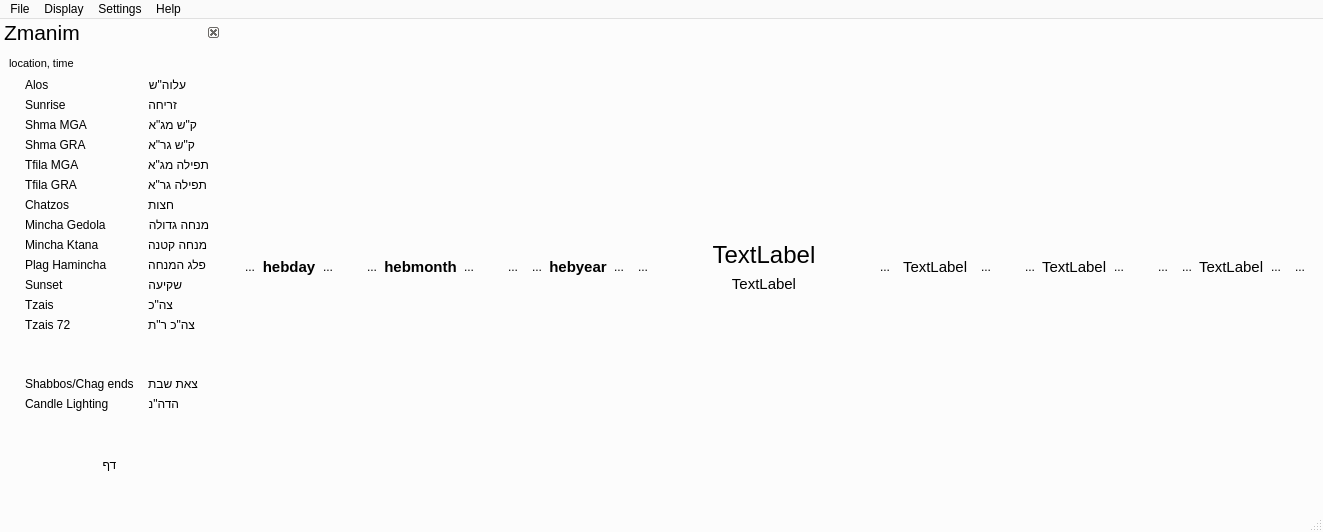
The window that mainwindow.ui (MosheWagner/luach) describes before a commit, drawn with Qt 5.
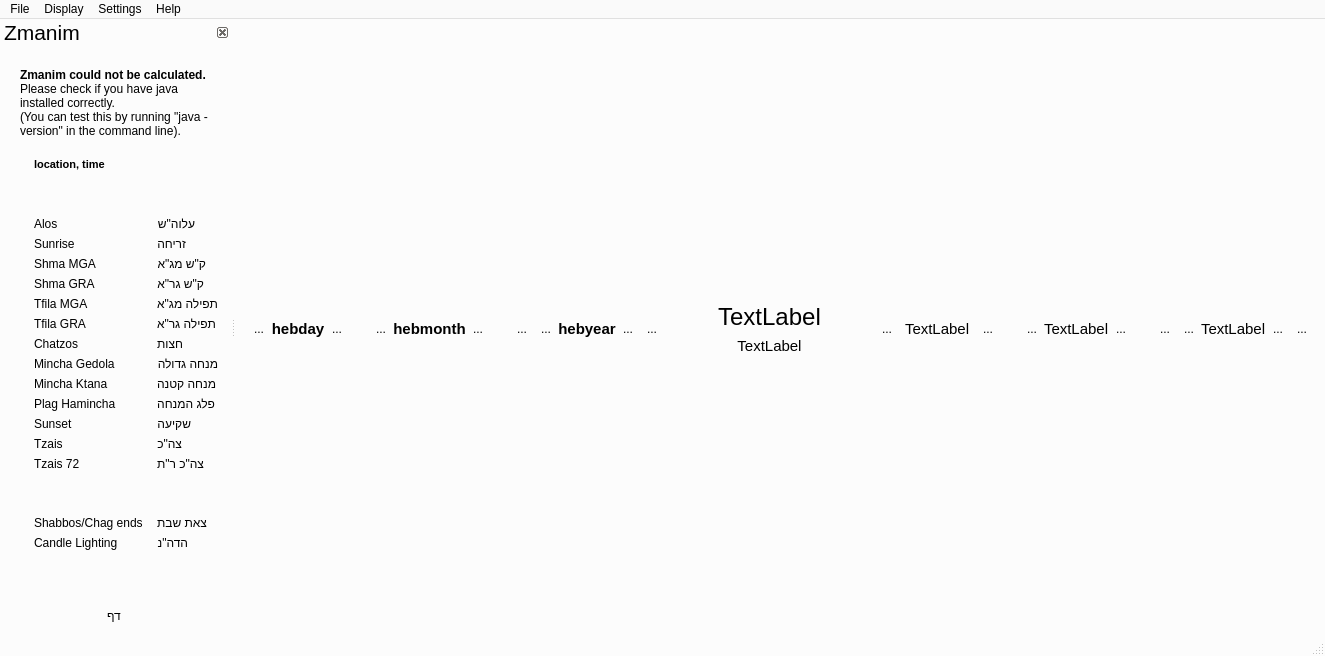
The same window after the commit. Icons and pictures are not drawn.

```diff
--- a/mainwindow.ui
+++ b/mainwindow.ui
@@ -6,8 +6,8 @@
    <rect>
     <x>0</x>
     <y>0</y>
-    <width>1323</width>
-    <height>532</height>
+    <width>1325</width>
+    <height>656</height>
    </rect>
   </property>
   <property name="palette">
@@ -1003,7 +1003,7 @@
     <rect>
      <x>0</x>
      <y>0</y>
-     <width>1323</width>
+     <width>1325</width>
      <height>28</height>
     </rect>
    </property>
@@ -2755,24 +2755,58 @@
       <number>9</number>
      </property>
      <item>
-      <widget class="QLabel" name="dayandlocationlbl">
+      <widget class="QFrame" name="errframe">
+       <property name="frameShape">
+        <enum>QFrame::NoFrame</enum>
+       </property>
+       <property name="frameShadow">
+        <enum>QFrame::Plain</enum>
+       </property>
+       <layout class="QHBoxLayout" name="horizontalLayout_7">
+        <item>
+         <widget class="QLabel" name="error_lbl">
        <property name="font">
         <font>
-         <pointsize>8</pointsize>
+            <pointsize>10</pointsize>
+            <weight>50</weight>
+            <bold>false</bold>
         </font>
        </property>
        <property name="text">
-        <string>location, time</string>
-       </property>
-       <property name="scaledContents">
-        <bool>true</bool>
+           <string>&lt;!DOCTYPE HTML PUBLIC &quot;-//W3C//DTD HTML 4.0//EN&quot; &quot;http://www.w3.org/TR/REC-html40/strict.dtd&quot;&gt;
+&lt;html&gt;&lt;head&gt;&lt;meta name=&quot;qrichtext&quot; content=&quot;1&quot; /&gt;&lt;style type=&quot;text/css&quot;&gt;
+p, li { white-space: pre-wrap; }
+&lt;/style&gt;&lt;/head&gt;&lt;body style=&quot; font-family:'Arial'; font-size:10pt; font-weight:400; font-style:normal;&quot;&gt;
+&lt;p style=&quot; margin-top:0px; margin-bottom:0px; margin-left:0px; margin-right:0px; -qt-block-indent:0; text-indent:0px;&quot;&gt;&lt;span style=&quot; font-size:9pt; font-weight:600;&quot;&gt;Zmanim could not be calculated.&lt;/span&gt;&lt;/p&gt;
+&lt;p style=&quot; margin-top:0px; margin-bottom:0px; margin-left:0px; margin-right:0px; -qt-block-indent:0; text-indent:0px;&quot;&gt;&lt;span style=&quot; font-size:9pt;&quot;&gt;Please check if you have java installed correctly.&lt;/span&gt;&lt;/p&gt;
+&lt;p style=&quot; margin-top:0px; margin-bottom:0px; margin-left:0px; margin-right:0px; -qt-block-indent:0; text-indent:0px;&quot;&gt;&lt;span style=&quot; font-size:9pt;&quot;&gt;(You can test this by running &amp;quot;java -version&amp;quot; in the command line).&lt;/span&gt;&lt;/p&gt;&lt;/body&gt;&lt;/html&gt;</string>
+          </property>
+          <property name="alignment">
+           <set>Qt::AlignLeading|Qt::AlignLeft|Qt::AlignVCenter</set>
        </property>
        <property name="wordWrap">
         <bool>true</bool>
        </property>
       </widget>
      </item>
+       </layout>
+      </widget>
+     </item>
      <item>
+      <spacer name="verticalSpacer_6">
+       <property name="orientation">
+        <enum>Qt::Vertical</enum>
+       </property>
+       <property name="sizeHint" stdset="0">
+        <size>
+         <width>20</width>
+         <height>10</height>
+        </size>
+       </property>
+      </spacer>
+     </item>
+     <item>
+      <widget class="QFrame" name="grpbox">
       <layout class="QFormLayout" name="formLayout_3">
        <property name="fieldGrowthPolicy">
         <enum>QFormLayout::FieldsStayAtSizeHint</enum>
@@ -2793,12 +2827,12 @@
         <number>2</number>
        </property>
        <property name="topMargin">
-        <number>0</number>
+         <number>1</number>
        </property>
        <property name="rightMargin">
         <number>15</number>
        </property>
-       <item row="0" column="0">
+        <item row="2" column="0">
         <widget class="QLabel" name="label_2">
          <property name="sizePolicy">
           <sizepolicy hsizetype="Maximum" vsizetype="Maximum">
@@ -2827,7 +2861,7 @@
          </property>
         </widget>
        </item>
-       <item row="0" column="1">
+        <item row="2" column="1">
         <widget class="QLabel" name="aloslabel">
          <property name="sizePolicy">
           <sizepolicy hsizetype="Maximum" vsizetype="Maximum">
@@ -2856,7 +2890,7 @@
          </property>
         </widget>
        </item>
-       <item row="1" column="0">
+        <item row="3" column="0">
         <widget class="QLabel" name="label">
          <property name="sizePolicy">
           <sizepolicy hsizetype="Maximum" vsizetype="Maximum">
@@ -2885,7 +2919,7 @@
          </property>
         </widget>
        </item>
-       <item row="1" column="1">
+        <item row="3" column="1">
         <widget class="QLabel" name="sunriselabel">
          <property name="sizePolicy">
           <sizepolicy hsizetype="Maximum" vsizetype="Maximum">
@@ -2917,7 +2951,7 @@
          </property>
         </widget>
        </item>
-       <item row="2" column="0">
+        <item row="4" column="0">
         <widget class="QLabel" name="label_3">
          <property name="sizePolicy">
           <sizepolicy hsizetype="Maximum" vsizetype="Maximum">
@@ -2946,7 +2980,7 @@
          </property>
         </widget>
        </item>
-       <item row="2" column="1">
+        <item row="4" column="1">
         <widget class="QLabel" name="shmamgalbl">
          <property name="sizePolicy">
           <sizepolicy hsizetype="Maximum" vsizetype="Maximum">
@@ -2975,7 +3009,7 @@
          </property>
         </widget>
        </item>
-       <item row="3" column="0">
+        <item row="5" column="0">
         <widget class="QLabel" name="label_5">
          <property name="sizePolicy">
           <sizepolicy hsizetype="Maximum" vsizetype="Maximum">
@@ -3004,7 +3038,7 @@
          </property>
         </widget>
        </item>
-       <item row="3" column="1">
+        <item row="5" column="1">
         <widget class="QLabel" name="shmagralbl">
          <property name="sizePolicy">
           <sizepolicy hsizetype="Maximum" vsizetype="Maximum">
@@ -3033,7 +3067,7 @@
          </property>
         </widget>
        </item>
-       <item row="4" column="0">
+        <item row="6" column="0">
         <widget class="QLabel" name="label_6">
          <property name="sizePolicy">
           <sizepolicy hsizetype="Maximum" vsizetype="Maximum">
@@ -3062,7 +3096,7 @@
          </property>
         </widget>
        </item>
-       <item row="4" column="1">
+        <item row="6" column="1">
         <widget class="QLabel" name="tfilamgalbl">
          <property name="sizePolicy">
           <sizepolicy hsizetype="Maximum" vsizetype="Maximum">
@@ -3091,7 +3125,7 @@
          </property>
         </widget>
        </item>
-       <item row="5" column="0">
+        <item row="7" column="0">
         <widget class="QLabel" name="label_7">
          <property name="sizePolicy">
           <sizepolicy hsizetype="Maximum" vsizetype="Maximum">
@@ -3120,7 +3154,7 @@
          </property>
         </widget>
        </item>
-       <item row="5" column="1">
+        <item row="7" column="1">
         <widget class="QLabel" name="tfilagralbl">
          <property name="sizePolicy">
           <sizepolicy hsizetype="Maximum" vsizetype="Maximum">
@@ -3149,7 +3183,7 @@
          </property>
         </widget>
        </item>
-       <item row="6" column="0">
+        <item row="8" column="0">
         <widget class="QLabel" name="label_8">
          <property name="sizePolicy">
           <sizepolicy hsizetype="Maximum" vsizetype="Maximum">
@@ -3178,7 +3212,7 @@
          </property>
         </widget>
        </item>
-       <item row="6" column="1">
+        <item row="8" column="1">
         <widget class="QLabel" name="hatzotlbl">
          <property name="sizePolicy">
           <sizepolicy hsizetype="Maximum" vsizetype="Maximum">
@@ -3207,7 +3241,7 @@
          </property>
         </widget>
        </item>
-       <item row="7" column="0">
+        <item row="9" column="0">
         <widget class="QLabel" name="label_9">
          <property name="sizePolicy">
           <sizepolicy hsizetype="Maximum" vsizetype="Maximum">
@@ -3236,7 +3270,7 @@
          </property>
         </widget>
        </item>
-       <item row="7" column="1">
+        <item row="9" column="1">
         <widget class="QLabel" name="minchagdolalbl">
          <property name="sizePolicy">
           <sizepolicy hsizetype="Maximum" vsizetype="Maximum">
@@ -3265,7 +3299,7 @@
          </property>
         </widget>
        </item>
-       <item row="8" column="0">
+        <item row="10" column="0">
         <widget class="QLabel" name="label_10">
          <property name="sizePolicy">
           <sizepolicy hsizetype="Maximum" vsizetype="Maximum">
@@ -3294,7 +3328,7 @@
          </property>
         </widget>
        </item>
-       <item row="8" column="1">
+        <item row="10" column="1">
         <widget class="QLabel" name="minchaktanalbl">
          <property name="sizePolicy">
           <sizepolicy hsizetype="Maximum" vsizetype="Maximum">
@@ -3323,7 +3357,7 @@
          </property>
         </widget>
        </item>
-       <item row="9" column="0">
+        <item row="11" column="0">
         <widget class="QLabel" name="label_11">
          <property name="sizePolicy">
           <sizepolicy hsizetype="Maximum" vsizetype="Maximum">
@@ -3352,7 +3386,7 @@
          </property>
         </widget>
        </item>
-       <item row="9" column="1">
+        <item row="11" column="1">
         <widget class="QLabel" name="plaglbl">
          <property name="sizePolicy">
           <sizepolicy hsizetype="Maximum" vsizetype="Maximum">
@@ -3381,7 +3415,7 @@
          </property>
         </widget>
        </item>
-       <item row="10" column="0">
+        <item row="12" column="0">
         <widget class="QLabel" name="label_12">
          <property name="sizePolicy">
           <sizepolicy hsizetype="Maximum" vsizetype="Maximum">
@@ -3410,7 +3444,7 @@
          </property>
         </widget>
        </item>
-       <item row="10" column="1">
+        <item row="12" column="1">
         <widget class="QLabel" name="skialbl">
          <property name="sizePolicy">
           <sizepolicy hsizetype="Maximum" vsizetype="Maximum">
@@ -3439,7 +3473,7 @@
          </property>
         </widget>
        </item>
-       <item row="11" column="0">
+        <item row="13" column="0">
         <widget class="QLabel" name="label_21">
          <property name="sizePolicy">
           <sizepolicy hsizetype="Maximum" vsizetype="Maximum">
@@ -3468,7 +3502,7 @@
          </property>
         </widget>
        </item>
-       <item row="11" column="1">
+        <item row="13" column="1">
         <widget class="QLabel" name="tzitslbl">
          <property name="sizePolicy">
           <sizepolicy hsizetype="Maximum" vsizetype="Maximum">
@@ -3497,7 +3531,7 @@
          </property>
         </widget>
        </item>
-       <item row="12" column="0">
+        <item row="14" column="0">
         <widget class="QLabel" name="label_22">
          <property name="sizePolicy">
           <sizepolicy hsizetype="Maximum" vsizetype="Maximum">
@@ -3526,7 +3560,7 @@
          </property>
         </widget>
        </item>
-       <item row="12" column="1">
+        <item row="14" column="1">
         <widget class="QLabel" name="tzits72lbl">
          <property name="sizePolicy">
           <sizepolicy hsizetype="Maximum" vsizetype="Maximum">
@@ -3555,7 +3589,7 @@
          </property>
         </widget>
        </item>
-       <item row="13" column="0">
+        <item row="15" column="0">
         <spacer name="verticalSpacer_4">
          <property name="orientation">
           <enum>Qt::Vertical</enum>
@@ -3568,7 +3602,7 @@
          </property>
         </spacer>
        </item>
-       <item row="13" column="1">
+        <item row="15" column="1">
         <spacer name="verticalSpacer_2">
          <property name="orientation">
           <enum>Qt::Vertical</enum>
@@ -3581,7 +3615,7 @@
          </property>
         </spacer>
        </item>
-       <item row="15" column="0">
+        <item row="17" column="0">
         <widget class="QLabel" name="tslbllbl">
          <property name="sizePolicy">
           <sizepolicy hsizetype="Maximum" vsizetype="Maximum">
@@ -3610,7 +3644,7 @@
          </property>
         </widget>
        </item>
-       <item row="15" column="1">
+        <item row="17" column="1">
         <widget class="QLabel" name="tslbl">
          <property name="font">
           <font>
@@ -3624,7 +3658,7 @@
          </property>
         </widget>
        </item>
-       <item row="16" column="0">
+        <item row="18" column="0">
         <widget class="QLabel" name="clllbllbl">
          <property name="sizePolicy">
           <sizepolicy hsizetype="Maximum" vsizetype="Maximum">
@@ -3653,7 +3687,7 @@
          </property>
         </widget>
        </item>
-       <item row="16" column="1">
+        <item row="18" column="1">
         <widget class="QLabel" name="candellightinglbl">
          <property name="font">
           <font>
@@ -3667,7 +3701,7 @@
          </property>
         </widget>
        </item>
-       <item row="17" column="0">
+        <item row="19" column="0">
         <spacer name="verticalSpacer_8">
          <property name="orientation">
           <enum>Qt::Vertical</enum>
@@ -3680,7 +3714,7 @@
          </property>
         </spacer>
        </item>
-       <item row="17" column="1">
+        <item row="19" column="1">
         <spacer name="verticalSpacer_3">
          <property name="orientation">
           <enum>Qt::Vertical</enum>
@@ -3693,7 +3727,44 @@
          </property>
         </spacer>
        </item>
-      </layout>
+        <item row="1" column="0">
+         <spacer name="verticalSpacer_5">
+          <property name="orientation">
+           <enum>Qt::Vertical</enum>
+          </property>
+          <property name="sizeType">
+           <enum>QSizePolicy::Maximum</enum>
+          </property>
+          <property name="sizeHint" stdset="0">
+           <size>
+            <width>20</width>
+            <height>40</height>
+           </size>
+          </property>
+         </spacer>
+        </item>
+        <item row="0" column="0">
+         <widget class="QLabel" name="dayandlocationlbl">
+          <property name="font">
+           <font>
+            <pointsize>8</pointsize>
+            <weight>75</weight>
+            <bold>true</bold>
+           </font>
+          </property>
+          <property name="text">
+           <string>location, time</string>
+          </property>
+          <property name="scaledContents">
+           <bool>true</bool>
+          </property>
+          <property name="wordWrap">
+           <bool>true</bool>
+          </property>
+         </widget>
+        </item>
+       </layout>
+      </widget>
      </item>
      <item>
       <widget class="QLabel" name="dafyomilbl">
```
Left out of the diff: 3 changed lines with no effect on the pictures. Lines whose indentation alone changed are shown as unchanged.
